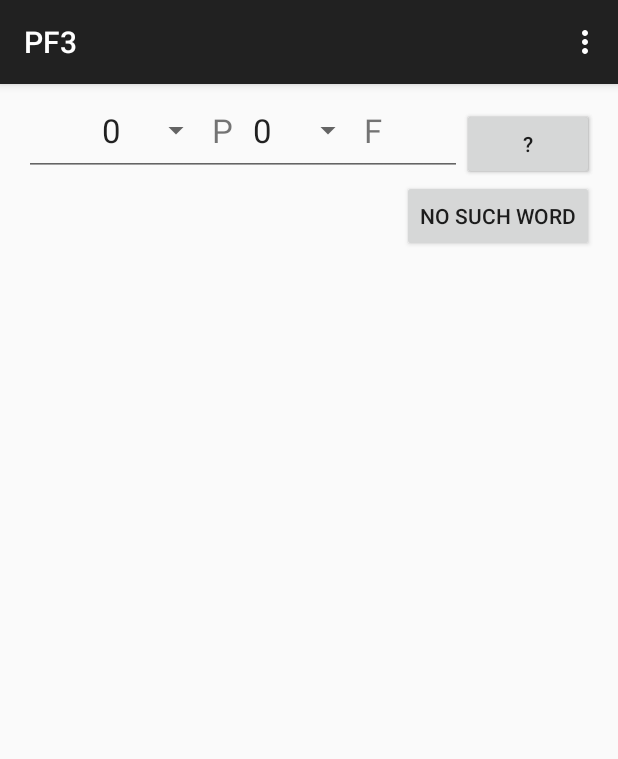
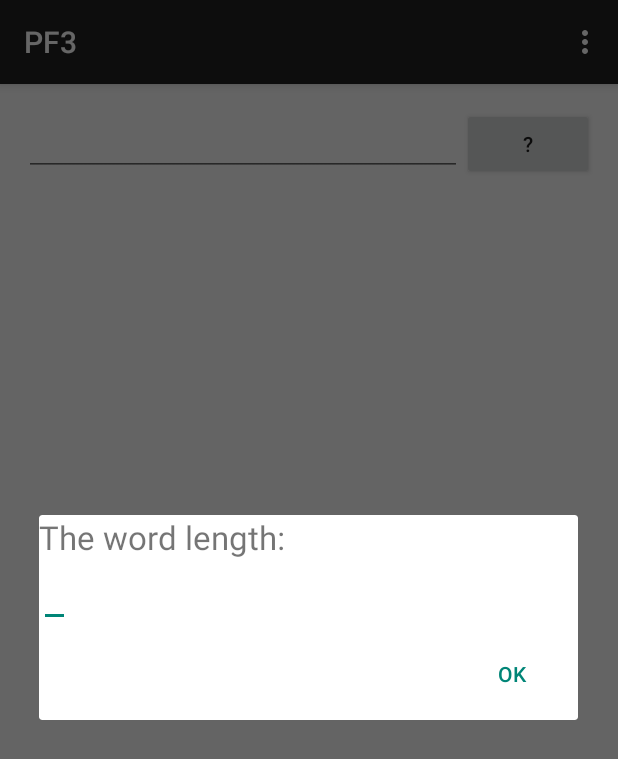
Before and after one commit to iovi/PF3, an Android app: the fragment PlayerAnswerFragment placed in its activity, in the options menu, after a tap on "Settings", on a phone screen of 412 x 824 dp. Shown: the top 759 px of the screen. Run offline under Robolectric (Android 15) with nearby library versions, the phone set to English and light mode, and no system bars; 2 statements that could not run were skipped.

Commit message:
UI fixes

```diff
--- a/app/src/main/java/iovi/pf3/MainActivity.java
+++ b/app/src/main/java/iovi/pf3/MainActivity.java
@@ -3,11 +3,15 @@ package iovi.pf3;
 import android.app.AlertDialog;
 import android.app.Fragment;
 import android.app.FragmentTransaction;
+import android.content.DialogInterface;
 import android.support.v7.app.ActionBarActivity;
 import android.os.Bundle;
 import android.util.Log;
+import android.view.LayoutInflater;
 import android.view.Menu;
 import android.view.MenuItem;
+import android.view.View;
+import android.widget.EditText;
 import android.widget.Toast;
 
 import java.sql.SQLException;
@@ -69,21 +73,21 @@ implements PlayerGuessFragment.GuessListener, PlayerAnswerFragment.AnswerListene
         if (id == R.id.action_newgame) {
             answers=new ArrayList<>();
             game.NewGame();
-            FragmentTransaction transaction=getFragmentManager().beginTransaction();
+            /*FragmentTransaction transaction=getFragmentManager().beginTransaction();
             Fragment topFragment=new PlayerGuessFragment();
             Fragment bottomFragment=new AnswersFragment();
             transaction.add(R.id.topFrame,topFragment);
             transaction.add(R.id.bottomFrame, bottomFragment);
-            transaction.commit();
+            transaction.commit();*/
+            initPlayerGuessFragment();
+            initAnswersFragment();
         }
         if (id == R.id.action_settings) {
             //set word length code
-            try{
-                dictionary=dbHelper.getDictionary(wordlength);
-                Toast.makeText(this, Integer.toString(dictionary.size()), Toast.LENGTH_SHORT).show();
-            } catch (SQLException e){
-                Toast.makeText(this, e.getMessage(), Toast.LENGTH_SHORT).show();
-            }
+            initSettingsDialog();
+            game.NewGame();
+            initPlayerGuessFragment();
+            initAnswersFragment();
 
         }
         return super.onOptionsItemSelected(item);
@@ -91,23 +95,23 @@ implements PlayerGuessFragment.GuessListener, PlayerAnswerFragment.AnswerListene
     @Override
     public void guessMade(String guess){
         String check=game.CheckPlayerGuess(guess);
-        /*if (check!=null) {
+        if (check!=null) {
             AlertDialog.Builder dialog  = new AlertDialog.Builder(this);
             dialog.setMessage(check);
             dialog.setPositiveButton("OK", null);
             dialog.create().show();
-        } else {*/
+        } else {
             AnswersFragment answersFragment = (AnswersFragment) getFragmentManager().findFragmentById(R.id.bottomFrame);
             Answer a=game.AnswerPlayerGuess(guess);
             answersFragment.AddAnswer(guess + " - " + SinglePlayerGame.PrettyAnswer(a));
 
             initPlayerAnswerFragment();
-        //}
+        }
     }
 
     @Override
     public void AnswerOK(String guess,Answer answer){
-        game.AnswerToAI(guess,answer);
+        game.AnswerToAI(guess, answer);
         initPlayerGuessFragment();
 
     }
@@ -123,7 +127,7 @@ implements PlayerGuessFragment.GuessListener, PlayerAnswerFragment.AnswerListene
         args.putString("word", game.GetAIGuess());
         args.putInt("wordlength", wordlength);
         topFragment.setArguments(args);
-        transaction.replace(R.id.topFrame,topFragment);
+        transaction.replace(R.id.topFrame, topFragment);
         transaction.commit();
     }
     private void initPlayerGuessFragment(){
@@ -132,4 +136,30 @@ implements PlayerGuessFragment.GuessListener, PlayerAnswerFragment.AnswerListene
         transaction.replace(R.id.topFrame,topFragment);
         transaction.commit();
     }
+    private void initAnswersFragment(){
+        FragmentTransaction transaction=getFragmentManager().beginTransaction();
+        Fragment bottomFragment=new AnswersFragment();
+        transaction.replace(R.id.bottomFrame, bottomFragment);
+        transaction.commit();
+    }
+
+    private void initSettingsDialog() {
+
+        LayoutInflater layoutInflater = LayoutInflater.from(this);
+        View settingsView = layoutInflater.inflate(R.layout.settings, null);
+        AlertDialog.Builder alertDialogBuilder = new AlertDialog.Builder(this);
+        alertDialogBuilder.setView(settingsView);
+
+        final EditText editText = (EditText) settingsView.findViewById(R.id.settings_wordlength_edit);
+
+        alertDialogBuilder.setPositiveButton("OK", new DialogInterface.OnClickListener() {
+            public void onClick(DialogInterface dialog, int id) {
+                String wordlengthString=editText.getText().toString();
+                wordlength = Integer.parseInt(wordlengthString);
+            }
+        });
+        // create an alert dialog
+        AlertDialog alert = alertDialogBuilder.create();
+        alert.show();
+    }
 }
--- a/app/src/main/java/iovi/pf3/PlayerAnswerFragment.java
+++ b/app/src/main/java/iovi/pf3/PlayerAnswerFragment.java
@@ -3,13 +3,11 @@ package iovi.pf3;
 import android.app.Activity;
 import android.app.Fragment;
 import android.os.Bundle;
-import android.util.Log;
 import android.view.LayoutInflater;
 import android.view.View;
 import android.view.ViewGroup;
 import android.widget.ArrayAdapter;
 import android.widget.Button;
-import android.widget.EditText;
 import android.widget.Spinner;
 import android.widget.TextView;
 import android.widget.Toast;
@@ -33,7 +31,7 @@ public class PlayerAnswerFragment extends Fragment {
 
     @Override
     public View onCreateView(LayoutInflater inflater, ViewGroup container,Bundle savedInstanceState) {
-        View view= inflater.inflate(R.layout.playeranswer, null);
+        View view= inflater.inflate(R.layout.player_answer, null);
 
         //preparing spinners
         List<String> variants=new ArrayList<>();
@@ -42,11 +40,13 @@ public class PlayerAnswerFragment extends Fragment {
 
         ArrayAdapter<String> pSpinnerAdapter=new ArrayAdapter<String>(getActivity(),R.layout.spinner_item,variants);
         pSpinnerAdapter.setDropDownViewResource(R.layout.spinner_item);
+        ArrayAdapter<String> fSpinnerAdapter=new ArrayAdapter<String>(getActivity(),R.layout.spinner_item,variants);
+        fSpinnerAdapter.setDropDownViewResource(R.layout.spinner_item);
 
         final Spinner pSpinner= (Spinner)view.findViewById(R.id.p_spinner);
         pSpinner.setAdapter(pSpinnerAdapter);
         final Spinner fSpinner= (Spinner)view.findViewById(R.id.f_spinner);
-        fSpinner.setAdapter(pSpinnerAdapter);
+        fSpinner.setAdapter(fSpinnerAdapter);
 
         //setup buttons listeners
         final TextView text=(TextView)view.findViewById(R.id.outgoingGuess);
--- a/app/src/main/java/iovi/pf3/PlayerGuessFragment.java
+++ b/app/src/main/java/iovi/pf3/PlayerGuessFragment.java
@@ -8,7 +8,6 @@ import android.view.View;
 import android.view.ViewGroup;
 import android.widget.Button;
 import android.widget.EditText;
-import android.widget.TextView;
 import android.widget.Toast;
 
 /**
@@ -41,7 +40,7 @@ public class PlayerGuessFragment extends Fragment {
     @Override
     public View onCreateView(LayoutInflater inflater, ViewGroup container,Bundle savedInstanceState) {
 
-        View view= inflater.inflate(R.layout.playerguess, null);
+        View view= inflater.inflate(R.layout.player_guess, null);
         Button button=(Button)view.findViewById(R.id.guess_button);
         final EditText edit=(EditText)view.findViewById(R.id.guess_edit);
         button.setOnClickListener(new View.OnClickListener()
--- /dev/null
+++ b/app/src/main/res/layout/player_answer.xml
@@ -0,0 +1,49 @@
+<?xml version="1.0" encoding="utf-8"?>
+<LinearLayout xmlns:android="http://schemas.android.com/apk/res/android"
+    android:orientation="vertical"
+    android:layout_width="match_parent"
+    android:layout_height="wrap_content">
+    <LinearLayout xmlns:android="http://schemas.android.com/apk/res/android"
+        android:orientation="horizontal"
+        android:layout_width="match_parent"
+        android:layout_height="wrap_content">
+        <TextView
+            android:id="@+id/outgoingGuess"
+            android:layout_width="wrap_content"
+            android:layout_height="match_parent"
+            android:textSize="10pt"
+            android:layout_weight="4"/>
+        <Spinner
+            android:id="@+id/p_spinner"
+            android:layout_width="wrap_content"
+            android:layout_height="wrap_content"
+            android:layout_weight="1"/>
+        <TextView
+            android:layout_width="wrap_content"
+            android:layout_height="wrap_content"
+            android:textSize="10pt"
+            android:layout_weight="1"
+            android:text="P" />
+        <Spinner
+            android:id="@+id/f_spinner"
+            android:layout_width="wrap_content"
+            android:layout_height="wrap_content"
+            android:layout_weight="1"/>
+        <TextView
+            android:layout_width="wrap_content"
+            android:layout_height="wrap_content"
+            android:textSize="10pt"
+            android:layout_weight="1"
+            android:text="F" />
+    </LinearLayout>
+    <Button android:id="@+id/answer_ok_button"
+        android:layout_width="wrap_content"
+        android:layout_height="wrap_content"
+        android:layout_gravity="left"
+        android:text="@string/button_ok" />
+    <Button android:id="@+id/delete_guess_button"
+        android:layout_width="wrap_content"
+        android:layout_height="wrap_content"
+        android:layout_gravity="left"
+        android:text="@string/button_delete" />
+</LinearLayout>
--- a/app/src/main/res/layout/playeranswer.xml
+++ /dev/null
@@ -1,48 +0,0 @@
-<?xml version="1.0" encoding="utf-8"?>
-<LinearLayout xmlns:android="http://schemas.android.com/apk/res/android"
-    android:orientation="horizontal" android:layout_width="match_parent"
-    android:layout_height="match_parent">
-    <TextView
-        android:id="@+id/outgoingGuess"
-        android:layout_width="wrap_content"
-        android:layout_height="match_parent"
-        android:textSize="10pt"
-        android:layout_weight="4"/>
-    <Spinner
-        android:id="@+id/p_spinner"
-        android:layout_width="wrap_content"
-        android:layout_height="wrap_content"
-        android:layout_weight="1"/>
-    <TextView
-        android:layout_width="wrap_content"
-        android:layout_height="wrap_content"
-        android:textSize="10pt"
-        android:layout_weight="1"
-        android:text="P" />
-    <Spinner
-        android:id="@+id/f_spinner"
-        android:layout_width="wrap_content"
-        android:layout_height="wrap_content"
-        android:layout_weight="1"/>
-    <TextView
-        android:layout_width="wrap_content"
-        android:layout_height="wrap_content"
-        android:textSize="10pt"
-        android:layout_weight="1"
-        android:text="F" />
-    <LinearLayout xmlns:android="http://schemas.android.com/apk/res/android"
-        android:orientation="vertical"
-        android:layout_height="wrap_content"
-        android:layout_width="wrap_content">
-        <Button android:id="@+id/answer_ok_button"
-            android:layout_width="wrap_content"
-            android:layout_height="wrap_content"
-            android:layout_gravity="right"
-            android:text="@string/button_ok" />
-        <Button android:id="@+id/delete_guess_button"
-            android:layout_width="wrap_content"
-            android:layout_height="wrap_content"
-            android:layout_gravity="right"
-            android:text="@string/button_delete" />
-    </LinearLayout>
-</LinearLayout>
--- /dev/null
+++ b/app/src/main/res/layout/settings.xml
@@ -0,0 +1,15 @@
+<?xml version="1.0" encoding="utf-8"?>
+<LinearLayout xmlns:android="http://schemas.android.com/apk/res/android"
+    android:orientation="vertical" android:layout_width="match_parent"
+    android:layout_height="match_parent">
+    <TextView
+        android:layout_width="wrap_content"
+        android:layout_height="wrap_content"
+        android:textSize="10pt"
+        android:layout_weight="1"
+        android:text="@string/settings_wordlength"/>
+    <EditText android:id="@+id/settings_wordlength_edit"
+        android:layout_width="wrap_content"
+        android:layout_height="wrap_content"
+        android:layout_weight="1"/>
+</LinearLayout>
--- a/app/src/main/res/values/strings.xml
+++ b/app/src/main/res/values/strings.xml
@@ -1,11 +1,11 @@
 <resources>
     <string name="app_name">PF3</string>
 
-    <string name="hello_world">Hello world!</string>
     <string name="action_settings">Settings</string>
     <string name="action_newgame">New Game</string>
     <string name="button_quest">"?"</string>
     <string name="answers">Answers</string>
     <string name="button_ok">OK</string>
     <string name="button_delete">No such word</string>
+    <string name="settings_wordlength">The word length:</string>
 </resources>
```
Also changed, not shown: app/src/main/res/layout/player_guess.xml (renamed from app/src/main/res/layout/playerguess.xml), 3 other files.
